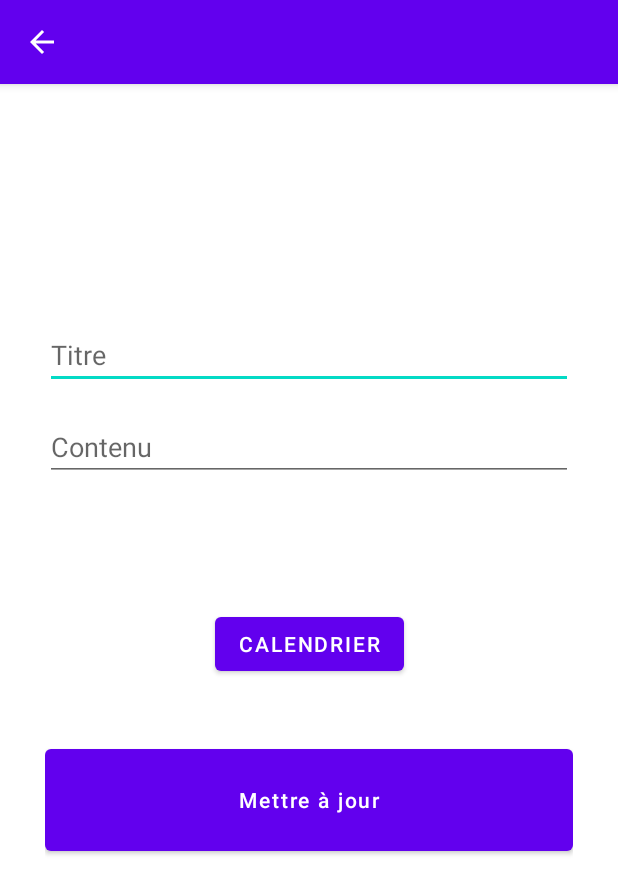
After one commit to Maksew/TodoListKotlin, an Android app: the UpdateActivity screen opened directly, with no data from a screen before it, on a phone screen of 412 x 824 dp. The commit adds this screen. Shown: the top 894 px of the screen. Run offline under Robolectric (Android 15) with nearby library versions, the phone set to English and light mode, and no system bars.

Commit message:
+ Ajout fonctionnalité modification de tâches (TODO date & retour après clique sur btn "Mettre à jour"

```diff
--- a/app/src/main/AndroidManifest.xml
+++ b/app/src/main/AndroidManifest.xml
@@ -21,6 +21,11 @@
             android:parentActivityName=".AddActivities"
             android:exported="false" />
         <activity
+            android:name=".UpdateActivity"
+            android:label="Modifier une tâche"
+            android:parentActivityName=".MainActivity"
+            android:exported="false" />
+        <activity
             android:name=".MainActivity"
             android:exported="true"
             android:label="TodoList">
--- a/app/src/main/java/com/example/todolistkotlin/CustomAdapter.kt
+++ b/app/src/main/java/com/example/todolistkotlin/CustomAdapter.kt
@@ -1,9 +1,11 @@
 package com.example.todolistkotlin
 
 import android.content.Context
+import android.content.Intent
 import android.view.LayoutInflater
 import android.view.View
 import android.view.ViewGroup
+import android.widget.LinearLayout
 import android.widget.TextView
 import androidx.recyclerview.widget.RecyclerView
 
@@ -15,6 +17,7 @@ class CustomAdapter(private val context: Context, private val taskId: ArrayList<
         var taskId_txt: TextView = itemView.findViewById(R.id.taskId_txt)
         var taskTitle_txt: TextView = itemView.findViewById(R.id.taskTitle_txt)
         var taskContent_txt: TextView = itemView.findViewById(R.id.taskContent_txt)
+        var mainLayout: LinearLayout = itemView.findViewById(R.id.mainLayout)
     }
 
     override fun onCreateViewHolder(parent: ViewGroup, viewType: Int): MyViewHolder {
@@ -31,5 +34,13 @@ class CustomAdapter(private val context: Context, private val taskId: ArrayList<
         holder.taskId_txt.text = taskId[position]
         holder.taskTitle_txt.text = taskTitle[position]
         holder.taskContent_txt.text = taskContent[position]
+
+        holder.mainLayout.setOnClickListener {
+            val intent = Intent(context, UpdateActivity::class.java)
+            intent.putExtra("id", taskId[position].toString())
+            intent.putExtra("title", taskTitle[position].toString())
+            intent.putExtra("content", taskContent[position].toString())
+            context.startActivity(intent)
+        }
     }
 }
--- a/app/src/main/java/com/example/todolistkotlin/Database.kt
+++ b/app/src/main/java/com/example/todolistkotlin/Database.kt
@@ -68,5 +68,17 @@ class TaskDbHelper(context: Context) : SQLiteOpenHelper(context, DATABASE_NAME,
         return lastId
     }
 
+    fun updateData(id: String, title: String, content: String): Boolean {
+        val db = this.writableDatabase
+        val values = ContentValues().apply {
+            put(COLUMN_TITLE, title)
+            put(COLUMN_CONTENT, content)
+        }
+        val result = db.update(TABLE_NAME, values, "$COLUMN_ID=?", arrayOf(id))
+        db.close()
+        return result != -1
+    }
+
+
 
 }
--- /dev/null
+++ b/app/src/main/java/com/example/todolistkotlin/UpdateActivity.kt
@@ -0,0 +1,63 @@
+package com.example.todolistkotlin
+
+import android.content.DialogInterface
+import android.os.Bundle
+import android.util.Log
+import android.widget.Button
+import android.widget.EditText
+import android.widget.TextView
+import android.widget.Toast
+import androidx.appcompat.app.ActionBar
+import androidx.appcompat.app.AlertDialog
+import androidx.appcompat.app.AppCompatActivity
+
+class UpdateActivity : AppCompatActivity() {
+
+    private lateinit var titleInput: EditText
+    private lateinit var contentInput: EditText
+    private lateinit var dateTextView: TextView
+    private lateinit var calendar: Button
+    private lateinit var updateButton: Button
+    private lateinit var deleteButton: Button
+
+    private var id: String = ""
+    private var title: String = ""
+    private var content: String = ""
+
+    override fun onCreate(savedInstanceState: Bundle?) {
+        super.onCreate(savedInstanceState)
+        setContentView(R.layout.activity_update)
+
+        titleInput = findViewById(R.id.titleInput2)
+        contentInput = findViewById(R.id.contentInput2)
+        dateTextView = findViewById(R.id.dateTextView2)
+        updateButton = findViewById(R.id.updateButton)
+
+        getAndSetIntentData()
+
+        supportActionBar?.title = title
+
+        updateButton.setOnClickListener {
+            val myDB = TaskDbHelper(this)
+            title = titleInput.text.toString().trim()
+            content = contentInput.text.toString().trim()
+            myDB.updateData(id, title, content)
+        }
+    }
+
+    private fun getAndSetIntentData() {
+        if (intent.hasExtra("id") && intent.hasExtra("title") && intent.hasExtra("content")) {
+            // Getting Data from Intent
+            id = intent.getStringExtra("id") ?: ""
+            title = intent.getStringExtra("title") ?: ""
+            content = intent.getStringExtra("content") ?: ""
+
+            // Setting Intent Data
+            titleInput.setText(title)
+            contentInput.setText(content)
+            Log.d("stev", "$title $content")
+        } else {
+            Toast.makeText(this, "No data.", Toast.LENGTH_SHORT).show()
+        }
+    }
+}
--- /dev/null
+++ b/app/src/main/res/layout/activity_update.xml
@@ -0,0 +1,69 @@
+<?xml version="1.0" encoding="utf-8"?>
+<androidx.constraintlayout.widget.ConstraintLayout xmlns:android="http://schemas.android.com/apk/res/android"
+    xmlns:app="http://schemas.android.com/apk/res-auto"
+    xmlns:tools="http://schemas.android.com/tools"
+    android:layout_width="match_parent"
+    android:layout_height="match_parent"
+    android:padding="30dp"
+    tools:context=".AddActivities">
+
+    <EditText
+        android:id="@+id/titleInput2"
+        android:layout_width="match_parent"
+        android:layout_height="wrap_content"
+        android:layout_marginTop="128dp"
+        android:ems="10"
+        android:inputType="textPersonName"
+        android:hint="@string/titre"
+        app:layout_constraintEnd_toEndOf="parent"
+        app:layout_constraintHorizontal_bias="0.497"
+        app:layout_constraintStart_toStartOf="parent"
+        app:layout_constraintTop_toTopOf="parent" />
+
+    <EditText
+        android:id="@+id/contentInput2"
+        android:layout_width="match_parent"
+        android:layout_height="wrap_content"
+        android:layout_marginTop="16dp"
+        android:ems="10"
+        android:inputType="textPersonName"
+        android:hint="@string/contenu"
+        app:layout_constraintEnd_toEndOf="parent"
+        app:layout_constraintStart_toStartOf="parent"
+        app:layout_constraintTop_toBottomOf="@+id/titleInput2" />
+
+    <TextView
+        android:id="@+id/dateTextView2"
+        android:layout_width="match_parent"
+        android:layout_height="wrap_content"
+        android:layout_marginTop="25dp"
+        android:layout_marginStart="8dp"
+        android:layout_marginEnd="8dp"
+        app:layout_constraintTop_toBottomOf="@id/contentInput2"/>
+
+    <Button
+        android:id="@+id/calendar2"
+        android:layout_width="wrap_content"
+        android:layout_height="wrap_content"
+        android:layout_marginStart="8dp"
+        android:layout_marginTop="40dp"
+        android:layout_marginEnd="8dp"
+        android:text="@string/calendrier"
+        app:layout_constraintEnd_toEndOf="parent"
+        app:layout_constraintStart_toStartOf="parent"
+        app:layout_constraintTop_toBottomOf="@+id/dateTextView2" />
+
+    <Button
+        android:id="@+id/updateButton"
+        android:layout_width="match_parent"
+        android:layout_height="80dp"
+        android:layout_marginTop="40dp"
+        android:text="Mettre à jour"
+        android:textAllCaps="false"
+        app:layout_constraintEnd_toEndOf="parent"
+        app:layout_constraintHorizontal_bias="0.266"
+        app:layout_constraintStart_toStartOf="parent"
+        app:layout_constraintTop_toBottomOf="@+id/calendar2" />
+
+
+</androidx.constraintlayout.widget.ConstraintLayout>
--- a/app/src/main/res/layout/row.xml
+++ b/app/src/main/res/layout/row.xml
@@ -2,7 +2,6 @@
 <LinearLayout
     xmlns:android="http://schemas.android.com/apk/res/android"
     xmlns:app="http://schemas.android.com/apk/res-auto"
-    xmlns:tools="http://schemas.android.com/tools"
     android:id="@+id/mainLayout"
     android:layout_width="match_parent"
     android:layout_height="wrap_content"
@@ -12,12 +11,13 @@
         android:id="@+id/cardView"
         android:layout_width="match_parent"
         android:layout_height="wrap_content"
-        android:layout_marginTop="12dp">
+        android:layout_marginTop="8dp">
 
         <androidx.constraintlayout.widget.ConstraintLayout
             android:layout_width="match_parent"
-            android:layout_height="wrap_content"
+            android:layout_height="match_parent"
             android:padding="12dp">
+
 
             <TextView
                 android:id="@+id/taskId_txt"
```
